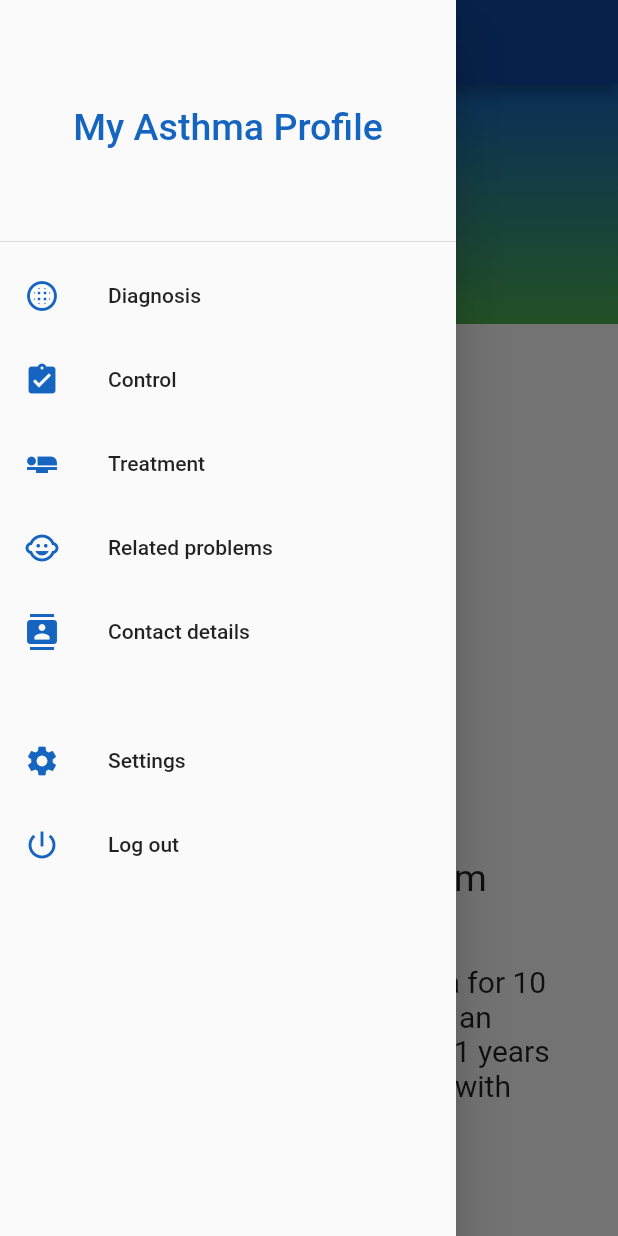
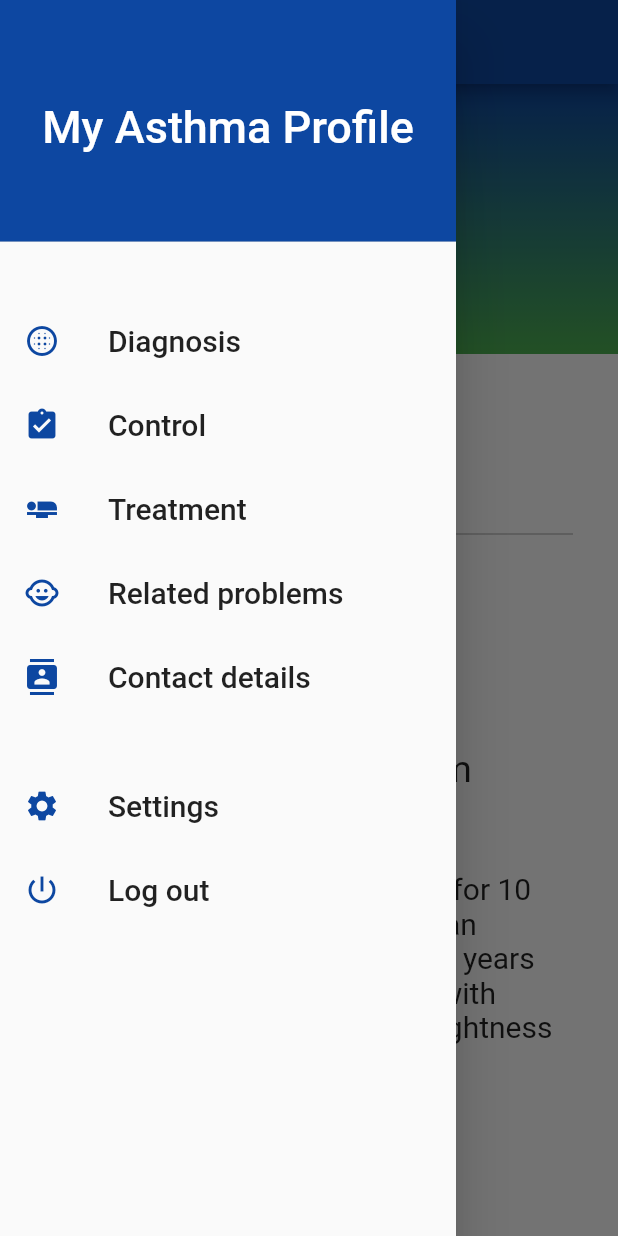
Before and after one commit to ShenLynn/CITS3200-project, a Flutter app: the Profile screen opened by its route, in the side drawer, after a tap on "Diagnosis", on a phone screen of 412 x 824 dp. Run offline on Flutter 3.47's test engine with Material 2 defaults, Android fonts, the phone set to English and light mode, and no system bars; our stand-ins replace table_calendar.

Commit message:
fix: fontsizes and spacing

```diff
--- a/asthma_app/lib/pages/profile.dart
+++ b/asthma_app/lib/pages/profile.dart
@@ -21,18 +21,92 @@ class _ProfileState extends State<Profile> {
           icon: new Icon(Icons.person),
           onPressed: () => _scaffoldKey.currentState.openDrawer()),
         ),
-        body: SingleChildScrollView(
+        body: profileTemplate(),
+        );
+  }
+}
+
+Widget profileTemplate(){
+  return SingleChildScrollView(
       child:Column(
           crossAxisAlignment: CrossAxisAlignment.start,
           children: <Widget>[
-              Container(
+            profileHeader(),
+            Padding(
+                padding: const EdgeInsets.fromLTRB(30.0, 30.0, 30.0, 0.0),
+                child: Column(
+                    mainAxisAlignment: MainAxisAlignment.center,
+                    crossAxisAlignment: CrossAxisAlignment.start,
+                    children:<Widget>[
+                      SizedBox(height: 30.0),
+                      Align(
+                        alignment: Alignment.center,
+                        child: Text(
+                          'Joe Bloggs',
+                          style: TextStyle( color: Colors.black,fontSize: 30.0),
+                        ),
+                      ),
+                      SizedBox(
+                        height: 20.0,
+                      ),
+                      Divider(
+                        color: Colors.grey,
+                        height: 10.0,
+
+                      ),
+
+                      Text(
+                          'Date Of Birth:',
+                          style: TextStyle(color: Colors.blue[900], fontSize: 20.0, letterSpacing: 2.0, fontWeight: FontWeight.bold)
+                      ),
+                      Text(
+                          '10/07/1999',
+                          style: TextStyle(fontSize: 25.0)
+                      ),
+                      SizedBox(height: 5.0),
+                      Text(
+                          'Phone Number:',
+                          style: TextStyle(color: Colors.blue[900],fontSize: 20.0, letterSpacing: 2.0, fontWeight: FontWeight.bold)
+                      ),
+                      Text(
+                          '0428298371',
+                          style: TextStyle(fontSize: 25.0)
+                      ),
+                      SizedBox(height: 5.0),
+                      Text(
+                          'Email Address:',
+                          style: TextStyle(color: Colors.blue[900],fontSize: 20.0, letterSpacing: 2.0, fontWeight: FontWeight.bold)
+                      ),
+                      Text(
+                          'Joebloggs13@gmail.com',
+                          style: TextStyle(fontSize: 25.0)
+                      ),
+                      SizedBox(height: 25.0),
+                      Text(
+                          'About Me:',
+                          style: TextStyle(color: Colors.blue[900],fontSize: 25.0, letterSpacing: 2.0,fontWeight: FontWeight.bold )
+                      ),
+                      Text(
+                          'I have been living with asthma for 10 years now. The first time I got an asthma attack I was around 11 years old, I was swimming in a lake with some friends when I felt this tightness in my chest. ',
+                          style: TextStyle(fontSize: 20.0)
+                      ),
+                      SizedBox(height: 20.0),]
+                )
+            )
+          ]
+      )
+  );
+}
+
+Widget profileHeader(){
+  return Container(
       width: double.infinity,
-                height: 160.0,
+      height: 180.0,
       decoration: BoxDecoration(
           gradient: LinearGradient(
               begin: Alignment.topCenter,
               end: Alignment.bottomCenter,
-                    colors: [Colors.blue[800], Colors.green]
+              colors: [Colors.blue[900], Colors.green]
           )
       ),
       child:Stack(
@@ -40,9 +114,9 @@ class _ProfileState extends State<Profile> {
           alignment: Alignment.center,
           children: <Widget>[
             Positioned(
-                        bottom: -60.0,
+                bottom: -55.0,
                 child:CircleAvatar(
-                        radius: 90.0,
+                  radius: 85.0,
                   backgroundColor: Colors.white,
                 )
             ),
@@ -57,86 +131,9 @@ class _ProfileState extends State<Profile> {
               ),
             ),
             SizedBox(height: 20.0),
-
           ]
       )
-
-              ),
-              Padding(
-                padding: const EdgeInsets.fromLTRB(40.0, 30.0, 40.0, 0.0),
-              child: Column(
-                mainAxisAlignment: MainAxisAlignment.center,
-                crossAxisAlignment: CrossAxisAlignment.start,
-                children:<Widget>[
-                SizedBox(height: 25.0),
-                  Align(
-                    alignment: Alignment.center,
-                    child: Text(
-                      'Joe Bloggs',
-                      style: TextStyle( color: Colors.black,fontSize: 35.0),
-                    ),
-                  ),
-                  SizedBox(height: 20.0),
-              Text(
-                  'Full Name:',
-                  style: TextStyle(color: Colors.blue[800],fontSize: 20.0, letterSpacing: 2.0, fontWeight: FontWeight.bold)
-              ),
-
-              Text(
-                'Joe Alexander Bloggs',
-                    style: TextStyle(fontSize: 25.0)
-              ),
-              SizedBox(height: 20.0),
-              Text(
-                  'Date Of Birth:',
-                  style: TextStyle(color: Colors.blue[800], fontSize: 20.0, letterSpacing: 2.0, fontWeight: FontWeight.bold)
-              ),
-
-              Text(
-                  '10/07/1999',
-                  style: TextStyle(fontSize: 25.0)
-              ),
-              SizedBox(height: 20.0),
-              Text(
-                  'Phone Number:',
-                  style: TextStyle(color: Colors.blue[800],fontSize: 20.0, letterSpacing: 2.0, fontWeight: FontWeight.bold)
-              ),
-
-              Text(
-                  '0428298371',
-                  style: TextStyle(fontSize: 25.0)
-              ),
-              SizedBox(height: 20.0),
-              Text(
-                  'Email Address:',
-                  style: TextStyle(color: Colors.blue[800],fontSize: 20.0, letterSpacing: 2.0, fontWeight: FontWeight.bold)
-              ),
-
-              Text(
-                  'Joebloggs13@gmail.com',
-                  style: TextStyle(fontSize: 25.0)
-              ),
-              SizedBox(height: 20.0),
-              Text(
-                'About Me:',
-                style: TextStyle(color: Colors.blue[800],fontSize: 20.0, letterSpacing: 2.0,fontWeight: FontWeight.bold )
-              ),
-
-              Text(
-                'I have been living with asthma for 10 years now. The first time I got an asthma attack I was around 11 years old, I was swimming in a lake with some friends when I felt this tightness in my chest. ',
-                style: TextStyle(fontSize: 20.0)
-              ),
-
-              SizedBox(height: 20.0),]
-
-              )
-              )
-            ]
-          )
-        )
   );
-
-  }
 }
 
 class SideMenu extends StatelessWidget {
@@ -147,48 +144,59 @@ class SideMenu extends StatelessWidget {
         padding: EdgeInsets.zero,
         children: <Widget>[
           DrawerHeader(
+            decoration: BoxDecoration(
+                color: Colors.blue[900],
+            ),
             child: Center(
               child: Text(
                 'My Asthma Profile',
-                style: TextStyle(color: Colors.blue[800], fontSize: 25),
+                style: TextStyle(color: Colors.white, fontSize: 30.0),
               ),
             ),
-
     ),
+          SizedBox(height: 30.0),
             ListTile(
-              leading: Icon(Icons.blur_circular, color: Colors.blue[800]),
-              title: Text('Diagnosis'),
+              leading: Icon(Icons.blur_circular, color: Colors.blue[900]),
+              title: Text('Diagnosis',
+                style: TextStyle(fontSize: 20.0)
+              ),
               onTap: () => {},
             ),
             ListTile(
-              leading: Icon(Icons.assignment_turned_in, color: Colors.blue[800]),
-              title: Text('Control'),
+              leading: Icon(Icons.assignment_turned_in, color: Colors.blue[900]),
+              title: Text('Control',
+                  style: TextStyle(fontSize: 20.0)),
               onTap: () => {},
             ),
             ListTile(
-              leading: Icon(Icons.airline_seat_flat, color: Colors.blue[800]),
-              title: Text('Treatment'),
+              leading: Icon(Icons.airline_seat_flat, color: Colors.blue[900]),
+              title: Text('Treatment',
+                  style: TextStyle(fontSize: 20.0)),
               onTap: () => {},
             ),
             ListTile(
-              leading: Icon(Icons.child_care, color: Colors.blue[800]),
-              title: Text('Related problems'),
+              leading: Icon(Icons.child_care, color: Colors.blue[900]),
+              title: Text('Related problems',
+                  style: TextStyle(fontSize: 20.0)),
               onTap: () => {},
             ),
             ListTile(
-              leading: Icon(Icons.contacts, color: Colors.blue[800]),
-              title: Text('Contact details'),
+              leading: Icon(Icons.contacts, color: Colors.blue[900]),
+              title: Text('Contact details',
+                  style: TextStyle(fontSize: 20.0)),
               onTap: () => {},
             ),
             SizedBox(height: 30.0),
             ListTile(
-              leading: Icon(Icons.settings, color: Colors.blue[800]),
-              title: Text('Settings'),
+              leading: Icon(Icons.settings, color: Colors.blue[900]),
+              title: Text('Settings',
+                  style: TextStyle(fontSize: 20.0)),
               onTap: () => {},
             ),
             ListTile(
-              leading: Icon(Icons.power_settings_new, color: Colors.blue[800]),
-              title: Text('Log out'),
+              leading: Icon(Icons.power_settings_new, color: Colors.blue[900]),
+              title: Text('Log out',
+                  style: TextStyle(fontSize: 20.0)),
               onTap: () => {},
             ),
         ]
```
Lines whose indentation alone changed are shown as unchanged.
